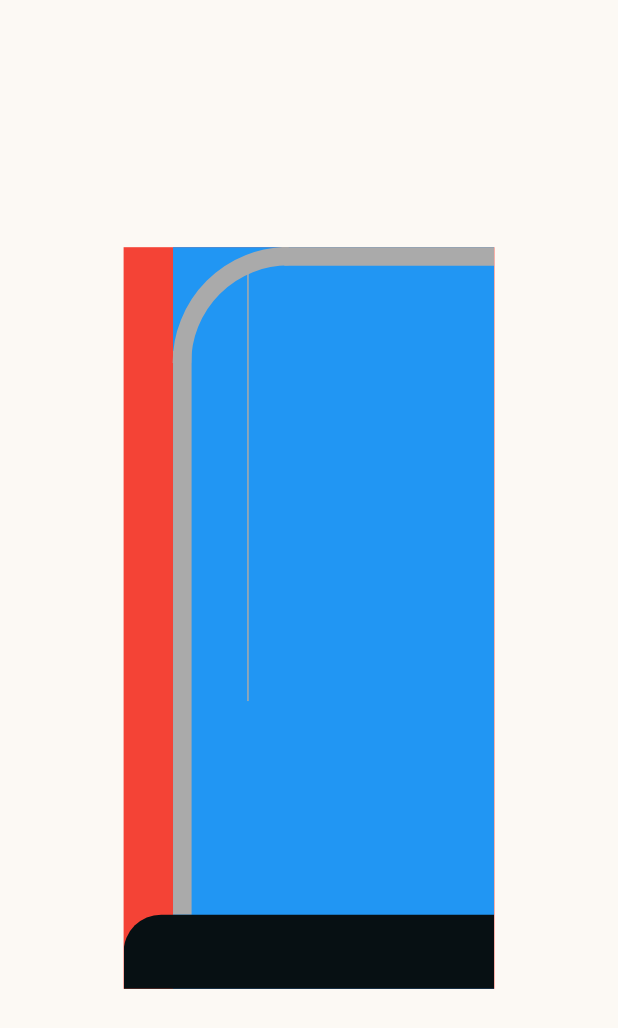
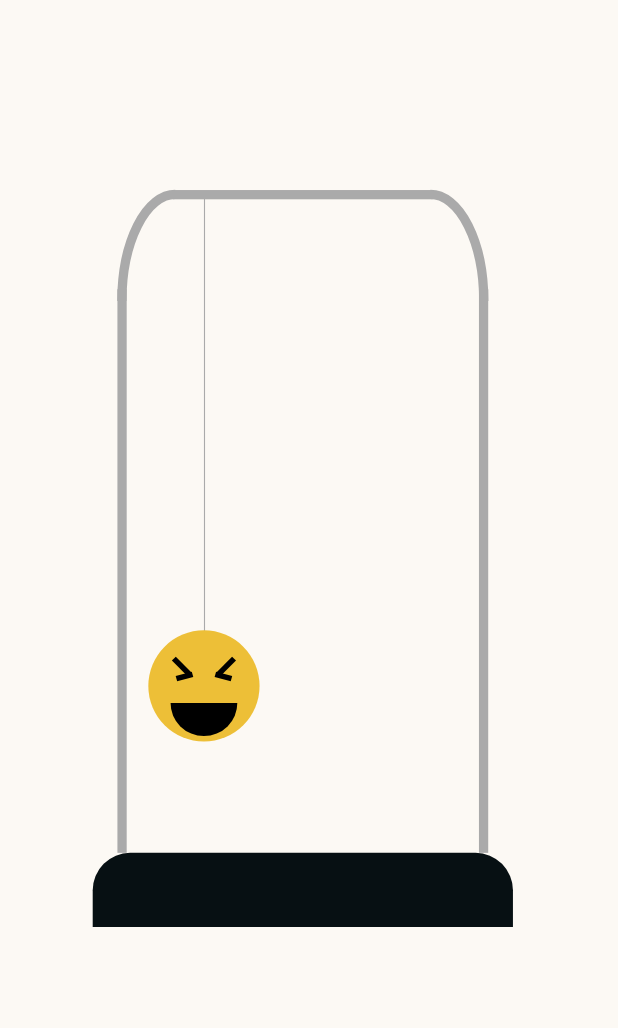
Before and after one commit to meltro21/newton_emoji_cradle, a Flutter app: the screen it shows after launch, on a phone screen of 412 x 824 dp. Shown: the top 1028 px of the screen. Run offline on Flutter 3.47's test engine with Material 2 defaults, Android fonts, the phone set to English and light mode, and no system bars.

Commit message:
Smiley face Done

```diff
--- a/lib/main.dart
+++ b/lib/main.dart
@@ -44,17 +44,18 @@ class _MyHomePageState extends State<MyHomePage> {
       body: SafeArea(
         child: Center(
           child: Container(
-            height: height * 0.6,
-            width: width * 0.6,
-            color: Colors.red,
+            height: height * 0.7,
+            width: width * 0.7,
+            //color: Colors.red,
             child: Stack(
               children: [
                 // Bar
                 Container(
-                  margin: EdgeInsets.only(left: height * 0.04),
-                  color: Colors.blue,
-                  height: height * 0.6,
-                  width: height * 0.6,
+                  margin:
+                      EdgeInsets.only(left: width * 0.04, right: width * 0.04),
+                  //color: Colors.blue,
+                  height: height * 0.7,
+                  width: width * 0.7,
                   child: CustomPaint(
                     size: Size.zero,
                     painter: Bar(barHeight, barWidth),
@@ -67,7 +68,7 @@ class _MyHomePageState extends State<MyHomePage> {
                   left: 0,
                   child: Container(
                     height: barHeight * 0.1,
-                    width: (((height * 0.04) * 2) + barHeight * 1),
+                    width: (((width * 0.04) * 2) + barWidth * 1),
                     decoration: const BoxDecoration(
                       color: Color(0xff071013),
                       borderRadius: BorderRadius.only(
@@ -78,13 +79,28 @@ class _MyHomePageState extends State<MyHomePage> {
                   ),
                 ),
                 //Smily Face
+                //line
                 Positioned(
-                  left: width * 0.2,
+                  left: barWidth * 0.3,
                   top: barHeight * 0.012,
                   child: Container(
-                    width: 1,
+                    width: barWidth * 0.003,
                     height: barHeight * 0.6,
                     decoration: BoxDecoration(color: Color(0xffAAAAAA)),
+                  ),
+                ),
+                //face
+                Positioned(
+                  left: barWidth * 0.3 - (barHeight * 0.15 / 2),
+                  top: barHeight * 0.6,
+                  child: Container(
+                    height: barHeight * 0.15,
+                    width: barHeight * 0.15,
+                    child: smilyFace(barHeight * 0.15),
+                    decoration: BoxDecoration(
+                      color: Color(0xffeDBF37),
+                      borderRadius: BorderRadius.circular(50),
+                    ),
                   ),
                 )
               ],
@@ -96,21 +112,102 @@ class _MyHomePageState extends State<MyHomePage> {
   }
 }
 
+Widget smilyFace(double size) {
+  return Stack(
+    children: [
+      //leftEye
+      Positioned(
+        top: size * 0.3,
+        left: size * 0.2,
+        child: Transform.rotate(
+          angle: pi / 4,
+          child: Container(
+            height: size * 0.05,
+            width: size * 0.2,
+            color: Colors.black,
+          ),
+        ),
+      ),
+      Positioned(
+        top: size * 0.3 + size * 0.09,
+        left: size * 0.25,
+        child: Transform.rotate(
+          angle: -pi / 12,
+          child: Container(
+            height: size * 0.05,
+            width: size * 0.15,
+            color: Colors.black,
+          ),
+        ),
+      ),
+      //rightEye
+      Positioned(
+        top: size * 0.3,
+        left: size * 0.6,
+        child: Transform.rotate(
+          angle: -pi / 4,
+          child: Container(
+            height: size * 0.05,
+            width: size * 0.2,
+            color: Colors.black,
+          ),
+        ),
+      ),
+      Positioned(
+        top: size * 0.3 + size * 0.09,
+        left: size * 0.6,
+        child: Transform.rotate(
+          angle: pi / 12,
+          child: Container(
+            height: size * 0.05,
+            width: size * 0.15,
+            color: Colors.black,
+          ),
+        ),
+      ),
+      Container(
+          margin: EdgeInsets.only(top: size * 0.01),
+          child: CustomPaint(painter: SmilyFaceSmile(), size: Size(size, size)))
+    ],
+  );
+}
+
+class SmilyFaceSmile extends CustomPainter {
+  @override
+  void paint(Canvas canvas, Size size) {
+    Paint paint = Paint()..color = Colors.black;
+    canvas.drawArc(
+      Rect.fromCenter(
+        center: Offset(size.width / 2, size.height / 2 + (size.height * 0.15)),
+        height: size.height * 0.6,
+        width: size.width * 0.6,
+      ),
+      -pi,
+      -pi,
+      false,
+      paint,
+    );
+  }
+
+  @override
+  bool shouldRepaint(CustomPainter oldDelegate) => false;
+}
+
 class Bar extends CustomPainter {
-  double mysize;
+  double myHeight;
   double myWidth;
-  Bar(this.mysize, this.myWidth);
+  Bar(this.myHeight, this.myWidth);
   @override
   void paint(Canvas canvas, Size size) {
     print('size is $size');
     //leftBar
     var leftBar = Rect.fromPoints(
-        Offset(0, mysize * 0.14), Offset(mysize * 0.025, mysize * 0.9));
+        Offset(0, myHeight * 0.14), Offset(myWidth * 0.025, myHeight * 0.9));
 
     canvas.drawRect(leftBar, Paint()..color = Color(0xffAAAAAA));
 //leftArc
     final arcRect = Rect.fromLTRB(
-        mysize * 0.012, mysize * 0.012, mysize * 0.3, mysize * 0.3);
+        myWidth * 0.012, myHeight * 0.012, myWidth * 0.3, myHeight * 0.3);
     final startAngle1 = -pi / 2;
     final sweepAngle1 = -pi / 2;
     canvas.drawArc(
@@ -120,16 +217,16 @@ class Bar extends CustomPainter {
         false,
         Paint()
           ..color = Color(0xffAAAAAA)
-          ..strokeWidth = mysize * 0.025
+          ..strokeWidth = myWidth * 0.025
           ..style = PaintingStyle.stroke);
     //topBar
-    var topBarCaenter = Offset(mysize / 2, mysize * 0.0125);
+    var topBarCaenter = Offset(myWidth / 2, myHeight * 0.0125);
     var topBarRect = Rect.fromCenter(
-        center: topBarCaenter, width: (mysize * 0.7), height: mysize * 0.025);
+        center: topBarCaenter, width: (myWidth * 0.7), height: myWidth * 0.025);
     canvas.drawRect(topBarRect, Paint()..color = Color(0xffAAAAAA));
     //right arc
-    final arcRect2 = Rect.fromLTRB((mysize * 0.7), mysize * 0.012,
-        (mysize * 1) - mysize * 0.012, mysize * 0.3);
+    final arcRect2 = Rect.fromLTRB((myWidth * 0.7), myHeight * 0.012,
+        (myWidth * 1) - myWidth * 0.012, myHeight * 0.3);
     final startAngle2 = -pi / 2;
     final sweepAngle2 = pi / 2;
     canvas.drawArc(
@@ -139,11 +236,11 @@ class Bar extends CustomPainter {
         false,
         Paint()
           ..color = Color(0xffAAAAAA)
-          ..strokeWidth = mysize * 0.025
+          ..strokeWidth = myWidth * 0.025
           ..style = PaintingStyle.stroke);
     //rightBar
-    var rightBar = Rect.fromPoints(Offset(mysize * 0.975, mysize * 0.14),
-        Offset(mysize * 1, mysize * 0.9));
+    var rightBar = Rect.fromPoints(Offset(myWidth * 0.975, myHeight * 0.14),
+        Offset(myWidth * 1, myHeight * 0.9));
 
     canvas.drawRect(rightBar, Paint()..color = Color(0xffAAAAAA));
   }
```
